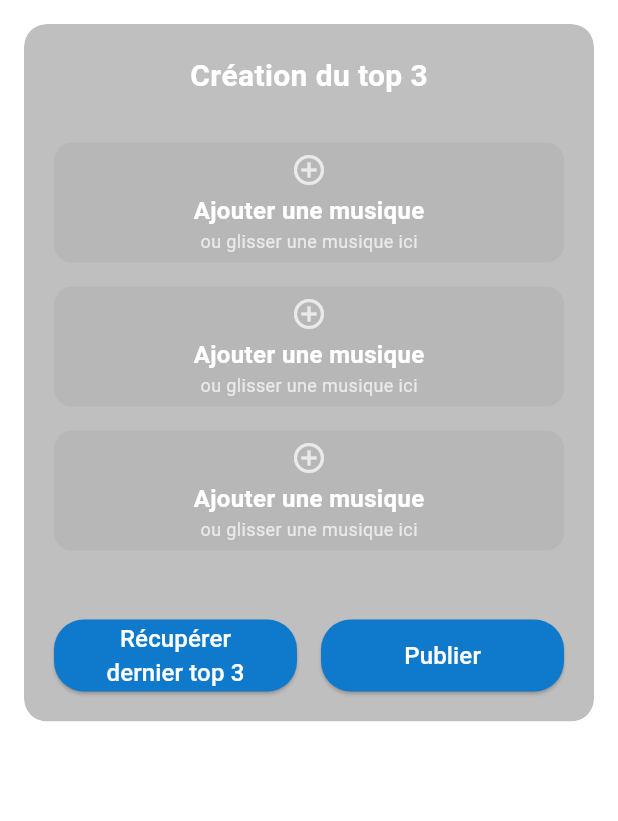
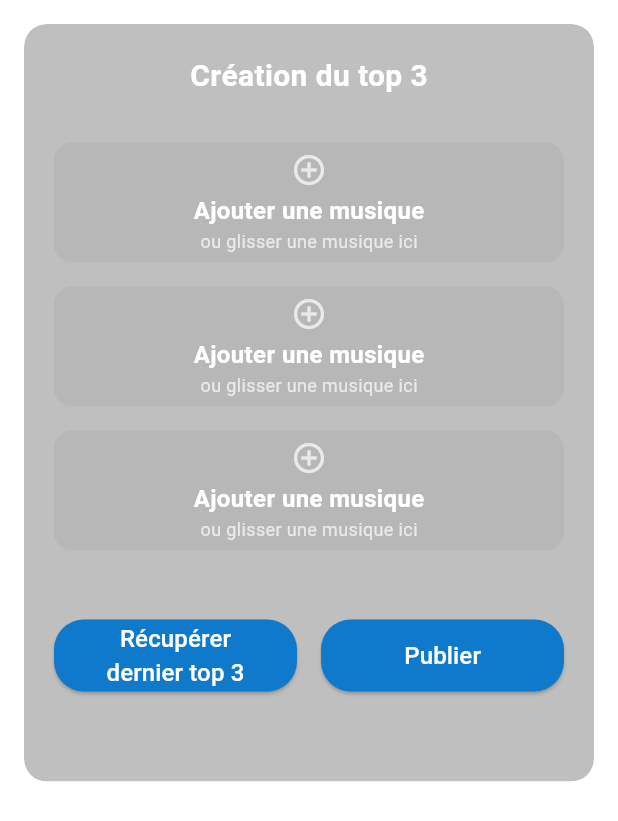
Before and after one commit to Shandouyin/Sharify, a Flutter app: the CreateTop3Screen screen opened by its route, on a phone screen of 412 x 824 dp. Shown: the top 821 px of the screen. Run offline on Flutter 3.47's test engine with Material 3 defaults, Android fonts, the phone set to English and light mode, and no system bars; our stand-ins replace image_picker, just_audio; accounts and stored records are empty; network calls fail.

Commit message:
feat: ajout d'un padding pour voir toutes les informations avec la navbar

```diff
--- a/lib/presentation/screens/create_top3_screen.dart
+++ b/lib/presentation/screens/create_top3_screen.dart
@@ -403,9 +403,7 @@ class _CreateTop3ScreenState extends State<CreateTop3Screen> {
       default:
         return Colors.grey;
     }
-  }
-
-  @override
+  }  @override
   Widget build(BuildContext context) {
     return Scaffold(
       backgroundColor: Colors.transparent,
@@ -413,9 +411,8 @@ class _CreateTop3ScreenState extends State<CreateTop3Screen> {
         padding: const EdgeInsets.all(16),
         child: GlassContainer(
           blur: 10,
-          opacity: 0.25,
-          child: SingleChildScrollView(
-            padding: const EdgeInsets.all(20),
+          opacity: 0.25,            child: SingleChildScrollView(
+            padding: const EdgeInsets.fromLTRB(20, 20, 20, 60), // Padding réduit à 60px
             child: Column(
               crossAxisAlignment: CrossAxisAlignment.start,
               children: [
--- a/lib/presentation/screens/main_screen.dart
+++ b/lib/presentation/screens/main_screen.dart
@@ -26,6 +26,7 @@ class _MainScreenState extends State<MainScreen> {
       _selectedIndex = index;
     });
   }
+
 
   late final List<Widget> _screens = [
     const HomeScreen(),
@@ -72,11 +73,10 @@ class _MainScreenState extends State<MainScreen> {
               },
             ),
         ],
-      ),
-      body: BackgroundContainer(
+      ),      body: BackgroundContainer(
         child: _screens[_selectedIndex],
       ),
-      extendBody: true, // Pour permettre au contenu d'aller sous la navbar
+      extendBody: true,
       bottomNavigationBar: Consumer<AudioPlayerService>(
         builder: (context, audioService, child) {
           final bool hasActiveMusic = audioService.hasMusic;
--- a/lib/presentation/screens/profile_screen.dart
+++ b/lib/presentation/screens/profile_screen.dart
@@ -104,12 +104,11 @@ class _ProfileScreenState extends State<ProfileScreen> {
             : null,
       );
     }
-  }
-  @override
+  }  @override
   Widget build(BuildContext context) {
     return Scaffold(
       backgroundColor: Colors.transparent,      body: SingleChildScrollView(
-        padding: const EdgeInsets.all(16),
+        padding: const EdgeInsets.fromLTRB(16, 16, 16, 60), // Padding réduit à 60px
         child: GlassContainer(
           blur: 10,
           opacity: 0.25,
```
Also changed, not shown: lib/presentation/screens/friends_screen.dart (+4 -8 lines), lib/presentation/screens/home_screen.dart (+4 -8 lines), lib/presentation/screens/statistics_screen.dart (+3 -6 lines).
